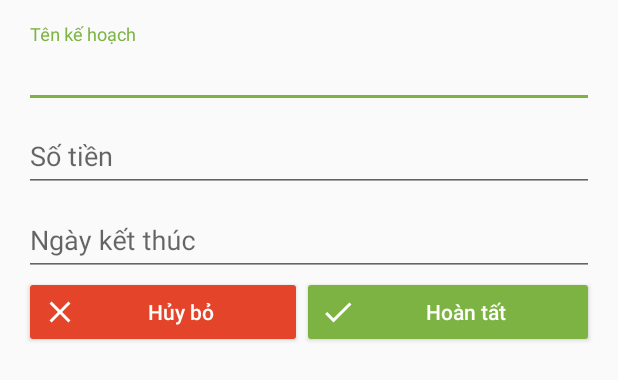
After one commit to hongan126/tmap-personal-expenses, an Android app: the layout activity_plan_crup.xml on its own in the app's theme, with its tools: preview values and no code run, on a phone screen of 412 x 824 dp. The commit adds this screen. Shown: the top 380 px of the screen. Run offline under Robolectric (Android 15) with nearby library versions, the phone set to English and light mode, and no system bars.

Commit message:
Add Plan Activity

```diff
--- a/app/build.gradle
+++ b/app/build.gradle
@@ -67,4 +67,5 @@ dependencies {
 
 
 
+
 apply plugin: 'com.google.gms.google-services'
--- a/app/src/main/res/layout/activity_diary_crud.xml
+++ b/app/src/main/res/layout/activity_diary_crud.xml
@@ -179,10 +179,10 @@
                     android:id="@+id/date_diary_edit_text"
                     android:layout_width="match_parent"
                     android:layout_height="wrap_content"
+                    android:focusable="false"
                     android:hint="Ngày"
                     android:inputType="date"
-            android:paddingLeft="12dp"
-            android:focusable="false"/>
+                    android:paddingLeft="12dp" />
             </android.support.design.widget.TextInputLayout>
 
             <!--<EditText-->
--- /dev/null
+++ b/app/src/main/res/layout/activity_plan_crup.xml
@@ -0,0 +1,78 @@
+<?xml version="1.0" encoding="utf-8"?>
+<LinearLayout xmlns:android="http://schemas.android.com/apk/res/android"
+    xmlns:app="http://schemas.android.com/apk/res-auto"
+    xmlns:tools="http://schemas.android.com/tools"
+    android:layout_width="match_parent"
+    android:layout_height="wrap_content"
+    android:orientation="vertical"
+    android:padding="@dimen/activity_vertical_margin"
+    tools:context="tmap.iuh.personalexpenses.AddMoneySourceActivity">
+
+    <android.support.design.widget.TextInputLayout
+        android:id="@+id/layout_plan_name_edt_addplan"
+        android:layout_width="match_parent"
+        android:layout_height="wrap_content">
+
+        <android.support.design.widget.TextInputEditText
+            android:id="@+id/plan_name_edt_addplan"
+            android:layout_width="match_parent"
+            android:layout_height="wrap_content"
+            android:hint="Tên kế hoạch"
+            android:inputType="text" />
+    </android.support.design.widget.TextInputLayout>
+
+    <android.support.design.widget.TextInputLayout
+        android:id="@+id/layout_target_amount_addplan"
+        android:layout_width="match_parent"
+        android:layout_height="match_parent">
+
+        <android.support.design.widget.TextInputEditText
+            android:id="@+id/target_amount_addplan"
+            android:layout_width="match_parent"
+            android:layout_height="wrap_content"
+            android:hint="Số tiền"
+            android:inputType="numberDecimal" />
+    </android.support.design.widget.TextInputLayout>
+
+    <android.support.design.widget.TextInputLayout
+        android:id="@+id/layout_due_date_plan_edit_text"
+        android:layout_width="match_parent"
+        android:layout_height="match_parent">
+
+        <android.support.design.widget.TextInputEditText
+            android:id="@+id/due_date_plan_edit_text"
+            android:layout_width="match_parent"
+            android:layout_height="wrap_content"
+            android:focusable="false"
+            android:hint="Ngày kết thúc"
+            android:inputType="date" />
+    </android.support.design.widget.TextInputLayout>
+
+    <LinearLayout
+        android:layout_width="match_parent"
+        android:layout_height="match_parent"
+        android:orientation="horizontal">
+
+        <Button
+            android:id="@+id/cancel_plan_button"
+            style="@style/Widget.AppCompat.Button.Colored"
+            android:layout_width="wrap_content"
+            android:layout_height="wrap_content"
+            android:layout_weight="1"
+            android:backgroundTint="@color/orange"
+            android:drawableLeft="@drawable/ic_clear_white_24dp"
+            android:text="Hủy bỏ"
+            android:textAllCaps="false" />
+
+        <Button
+            android:id="@+id/finish_plan_button"
+            style="@style/Widget.AppCompat.Button.Colored"
+            android:layout_width="wrap_content"
+            android:layout_height="wrap_content"
+            android:layout_weight="1"
+            android:backgroundTint="@color/colorAccent"
+            android:drawableLeft="@drawable/ic_done_white_24dp"
+            android:text="Hoàn tất"
+            android:textAllCaps="false" />
+    </LinearLayout>
+</LinearLayout>
--- a/app/src/main/res/values/strings.xml
+++ b/app/src/main/res/values/strings.xml
@@ -6,6 +6,7 @@
     <string name="title_report_nav">Báo cáo</string>
     <string name="title_more_nav">Khác</string>
     <string name="title_add_money_source">Thêm nguồn tiền</string>
+    <string name="title_add_plan_activity">Thêm kế hoạch</string>
     <string name="loading">Loading…</string>
     <string name="facebook_app_id">1790505444345652</string>
     <string name="fb_login_protocol_scheme">fb1790505444345652</string>
```
Also changed, not shown: app/src/main/AndroidManifest.xml (+10 -7 lines), app/src/main/java/tmap/iuh/personalexpenses/DiaryCrudActivity.java (+7 -7 lines), app/src/main/java/tmap/iuh/personalexpenses/PlanCrupActivity.java (added, +139 -0 lines), app/src/main/java/tmap/iuh/personalexpenses/fragment/PlanMgnFragment.java (+8 -1 lines). Lines whose indentation alone changed are shown as unchanged.
